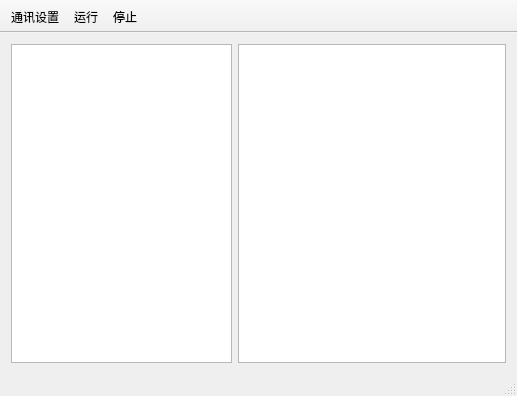
The window that ModbusToolCode/mainwindow.ui (Look-up-the-sky/Modbus-monitoring-tool) describes before a commit, drawn with Qt 5.
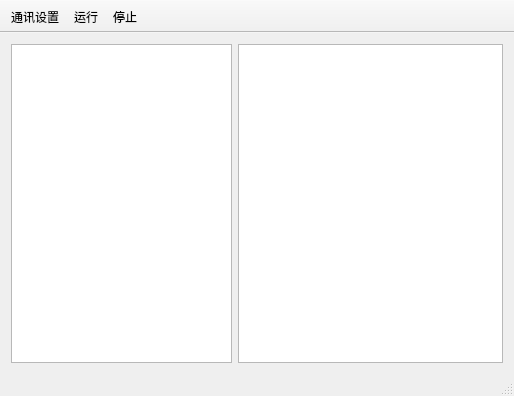
The same window after the commit.

Diff of the .ui file:
```diff
--- a/ModbusToolCode/mainwindow.ui
+++ b/ModbusToolCode/mainwindow.ui
@@ -6,7 +6,7 @@
    <rect>
     <x>0</x>
     <y>0</y>
-    <width>517</width>
+    <width>514</width>
     <height>396</height>
    </rect>
   </property>
@@ -57,7 +57,14 @@
    <addaction name="RunAction"/>
    <addaction name="StopAction"/>
   </widget>
-  <widget class="QStatusBar" name="statusBar"/>
+  <widget class="QStatusBar" name="statusBar">
+   <property name="sizePolicy">
+    <sizepolicy hsizetype="Preferred" vsizetype="Preferred">
+     <horstretch>0</horstretch>
+     <verstretch>0</verstretch>
+    </sizepolicy>
+   </property>
+  </widget>
   <action name="CommAction">
    <property name="text">
     <string>通讯设置</string>
```
Left out of the diff: 6 changed lines with no effect on the pictures.
